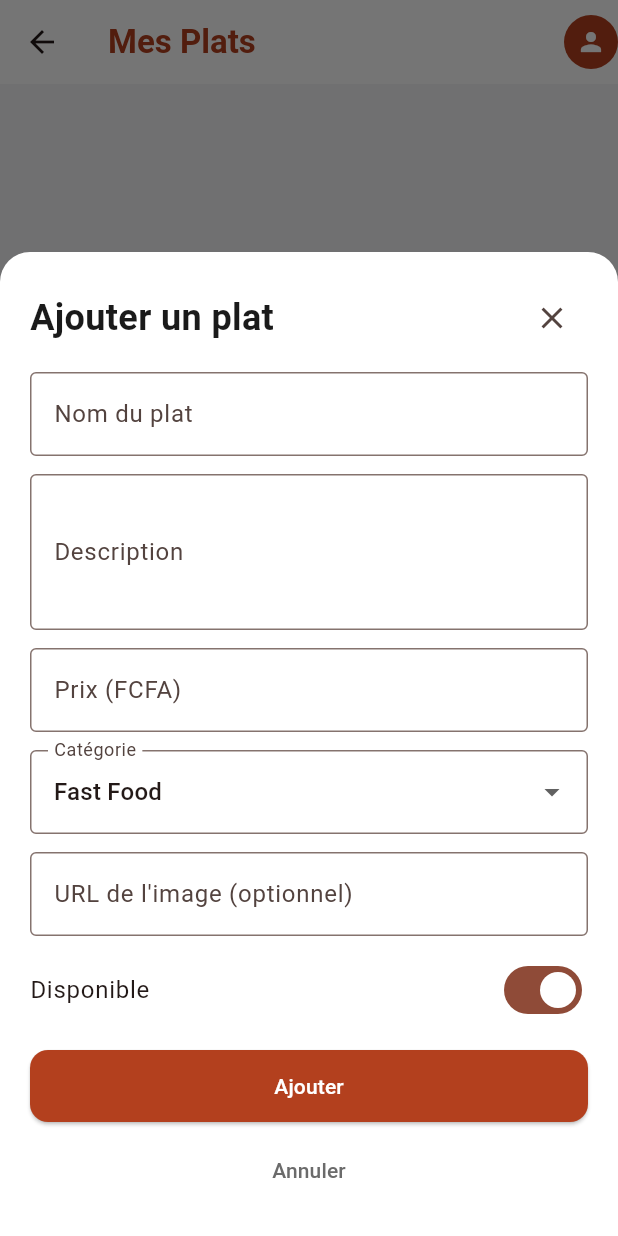
After one commit to DavFilsDev/quick-eat-app, a Flutter app: the MerchantMenuScreen screen opened by its route, after a tap on the "add" icon, on a phone screen of 412 x 824 dp. The commit adds this screen. Run offline on Flutter 3.47's test engine with Material 3 defaults, Android fonts, the phone set to English and light mode, and no system bars; our stand-ins replace cached_network_image, cloud_firestore, firebase_auth, firebase_core; accounts and stored records are empty.

Commit message:
feat(menu): add menu management widgets and merchant screen

```diff
--- a/lib/features/menu_management/presentation/screens/merchant_menu_screen.dart
+++ b/lib/features/menu_management/presentation/screens/merchant_menu_screen.dart
@@ -1,12 +1,160 @@
+import 'package:firebase_auth/firebase_auth.dart';
 import 'package:flutter/material.dart';
+import 'package:provider/provider.dart';
 
-import '../../../../core/widgets/screen_placeholder.dart';
+import '../../../../core/constants/app_colors.dart';
+import '../../../../core/constants/app_text_styles.dart';
+import '../../../../core/widgets/quick_eat_app_bar.dart';
+import '../../../../data/repositories/menu_repository.dart';
+import '../../../../models/food_model.dart';
+import '../controllers/menu_management_controller.dart';
+import '../widgets/menu_form_dialog.dart';
+import '../widgets/menu_item_tile.dart';
 
-class MerchantMenuScreen extends StatelessWidget {
+class MerchantMenuScreen extends StatefulWidget {
   const MerchantMenuScreen({super.key});
 
   @override
+  State<MerchantMenuScreen> createState() => _MerchantMenuScreenState();
+}
+
+class _MerchantMenuScreenState extends State<MerchantMenuScreen> {
+  late final MenuManagementController _controller;
+
+  @override
+  void initState() {
+    super.initState();
+    _controller = MenuManagementController(
+      menuRepository: FirestoreMenuRepository(),
+      idCommercant: FirebaseAuth.instance.currentUser?.uid ?? '',
+    )..startListening();
+  }
+
+  @override
+  void dispose() {
+    _controller.dispose();
+    super.dispose();
+  }
+
+  Future<void> _ajouter() async {
+    final succes = await MenuFormDialog.show(context, controller: _controller);
+    if (succes && mounted) _afficherMessage('Plat ajouté avec succès.');
+  }
+
+  Future<void> _editer(FoodModel plat) async {
+    final succes = await MenuFormDialog.show(
+      context,
+      controller: _controller,
+      plat: plat,
+    );
+    if (succes && mounted) _afficherMessage('Plat modifié avec succès.');
+  }
+
+  Future<void> _basculer(FoodModel plat, bool disponible) async {
+    final succes = await _controller.basculerDisponibilite(plat, disponible);
+    if (!mounted) return;
+    _afficherMessage(
+      succes
+          ? 'Disponibilité mise à jour.'
+          : (_controller.errorMessage ?? 'Une erreur est survenue.'),
+    );
+  }
+
+  Future<void> _supprimer(FoodModel plat) async {
+    final confirme = await showDialog<bool>(
+      context: context,
+      builder: (dialogContext) => AlertDialog(
+        title: const Text('Supprimer le plat'),
+        content: Text(
+          'Voulez-vous vraiment supprimer « ${plat.nom} » de votre menu ?',
+        ),
+        actions: [
+          TextButton(
+            onPressed: () => Navigator.of(dialogContext).pop(false),
+            child: const Text('Annuler'),
+          ),
+          TextButton(
+            key: const Key('confirmer_suppression_plat'),
+            onPressed: () => Navigator.of(dialogContext).pop(true),
+            style: TextButton.styleFrom(
+              foregroundColor: AppColors.statusCancelled,
+            ),
+            child: const Text('Supprimer'),
+          ),
+        ],
+      ),
+    );
+
+    if (confirme != true || !mounted) return;
+    final succes = await _controller.supprimer(plat.idFood);
+    if (!mounted) return;
+    _afficherMessage(
+      succes
+          ? 'Plat supprimé.'
+          : (_controller.errorMessage ?? 'Une erreur est survenue.'),
+    );
+  }
+
+  void _afficherMessage(String message) {
+    ScaffoldMessenger.of(context)
+        .showSnackBar(SnackBar(content: Text(message)));
+  }
+
+  @override
   Widget build(BuildContext context) {
-    return const ScreenPlaceholder(titre: 'Mes Plats');
+    return ChangeNotifierProvider.value(
+      value: _controller,
+      child: Scaffold(
+        backgroundColor: AppColors.background,
+        appBar: const QuickEatAppBar(title: 'Mes Plats'),
+        floatingActionButton: FloatingActionButton(
+          key: const Key('ajouter_plat'),
+          onPressed: _ajouter,
+          backgroundColor: AppColors.primary,
+          foregroundColor: Colors.white,
+          child: const Icon(Icons.add),
+        ),
+        body: Consumer<MenuManagementController>(
+          builder: (context, controller, _) {
+            if (controller.status == MenuManagementStatus.loading) {
+              return const Center(child: CircularProgressIndicator());
+            }
+            if (controller.status == MenuManagementStatus.error) {
+              return Center(
+                child: Text(
+                  controller.errorMessage ?? 'Erreur de chargement.',
+                  style: AppTextStyles.body,
+                ),
+              );
+            }
+            if (controller.plats.isEmpty) {
+              return const Center(
+                child: Padding(
+                  padding: EdgeInsets.all(24),
+                  child: Text(
+                    'Aucun plat dans votre menu pour le moment',
+                    textAlign: TextAlign.center,
+                    style: AppTextStyles.body,
+                  ),
+                ),
+              );
+            }
+            return ListView.builder(
+              padding: const EdgeInsets.all(16),
+              itemCount: controller.plats.length,
+              itemBuilder: (context, index) {
+                final plat = controller.plats[index];
+                return MenuItemTile(
+                  food: plat,
+                  onToggleDisponible: (valeur) => _basculer(plat, valeur),
+                  onEditer: () => _editer(plat),
+                  onSupprimer: () => _supprimer(plat),
+                );
+              },
+            );
+          },
+        ),
+      ),
+    );
   }
 }
--- /dev/null
+++ b/lib/features/menu_management/presentation/widgets/menu_form_dialog.dart
@@ -0,0 +1,294 @@
+import 'package:cached_network_image/cached_network_image.dart';
+import 'package:flutter/material.dart';
+
+import '../../../../core/constants/app_colors.dart';
+import '../../../../core/constants/app_text_styles.dart';
+import '../../../../models/food_model.dart';
+import '../controllers/menu_management_controller.dart';
+
+class MenuFormDialog extends StatefulWidget {
+  const MenuFormDialog({super.key, required this.controller, this.plat});
+
+  final MenuManagementController controller;
+  final FoodModel? plat;
+
+  static Future<bool> show(
+    BuildContext context, {
+    required MenuManagementController controller,
+    FoodModel? plat,
+  }) {
+    return showModalBottomSheet<bool>(
+      context: context,
+      isScrollControlled: true,
+      backgroundColor: AppColors.surface,
+      shape: const RoundedRectangleBorder(
+        borderRadius: BorderRadius.vertical(top: Radius.circular(20)),
+      ),
+      builder: (_) => MenuFormDialog(controller: controller, plat: plat),
+    ).then((resultat) => resultat ?? false);
+  }
+
+  @override
+  State<MenuFormDialog> createState() => _MenuFormDialogState();
+}
+
+class _MenuFormDialogState extends State<MenuFormDialog> {
+  final _formKey = GlobalKey<FormState>();
+  late final TextEditingController _nomController;
+  late final TextEditingController _descriptionController;
+  late final TextEditingController _prixController;
+  late final TextEditingController _imageUrlController;
+  late final List<String> _categories;
+  late String _categorie;
+  late bool _disponible;
+  bool _enregistrement = false;
+
+  bool get _isEdition => widget.plat != null;
+
+  @override
+  void initState() {
+    super.initState();
+    final plat = widget.plat;
+    _nomController = TextEditingController(text: plat?.nom ?? '');
+    _descriptionController = TextEditingController(
+      text: plat?.description ?? '',
+    );
+    _prixController = TextEditingController(
+      text: plat != null ? plat.prix.toStringAsFixed(0) : '',
+    );
+    _imageUrlController = TextEditingController(text: plat?.imageUrl ?? '');
+    _categories = {
+      'Fast Food',
+      'Pizza',
+      'Boisson',
+      'Snack',
+      'Salé',
+      'Sucré',
+      'Autre',
+      if (plat != null) plat.categorie,
+    }.toList();
+    _categorie = plat?.categorie ?? _categories.first;
+    _disponible = plat?.disponible ?? true;
+
+    _imageUrlController.addListener(_rafraichirApercu);
+  }
+
+  void _rafraichirApercu() => setState(() {});
+
+  @override
+  void dispose() {
+    _imageUrlController.removeListener(_rafraichirApercu);
+    _nomController.dispose();
+    _descriptionController.dispose();
+    _prixController.dispose();
+    _imageUrlController.dispose();
+    super.dispose();
+  }
+
+  Future<void> _soumettre() async {
+    if (!_formKey.currentState!.validate()) return;
+    setState(() => _enregistrement = true);
+
+    final description = _descriptionController.text.trim();
+    final imageUrl = _imageUrlController.text.trim();
+    final plat = FoodModel(
+      idFood: widget.plat?.idFood ?? '',
+      nom: _nomController.text.trim(),
+      description: description.isEmpty ? null : description,
+      prix: double.parse(_prixController.text.replaceAll(',', '.').trim()),
+      imageUrl: imageUrl.isEmpty ? null : imageUrl,
+      categorie: _categorie,
+      disponible: _disponible,
+      idCommercant: widget.plat?.idCommercant ?? '',
+    );
+
+    final succes = _isEdition
+        ? await widget.controller.modifier(plat)
+        : await widget.controller.ajouter(plat);
+
+    if (!mounted) return;
+    setState(() => _enregistrement = false);
+    if (succes) Navigator.of(context).pop(true);
+  }
+
+  String? _validerNom(String? value) {
+    if (value == null || value.trim().isEmpty) return 'Le nom est requis';
+    return null;
+  }
+
+  String? _validerPrix(String? value) {
+    if (value == null || value.trim().isEmpty) return 'Le prix est requis';
+    final prix = double.tryParse(value.replaceAll(',', '.').trim());
+    if (prix == null) return 'Prix invalide';
+    if (prix <= 0) return 'Le prix doit être supérieur à 0';
+    return null;
+  }
+
+  @override
+  Widget build(BuildContext context) {
+    return ConstrainedBox(
+      constraints: const BoxConstraints(maxWidth: 480),
+      child: Padding(
+        padding: EdgeInsets.only(
+          left: 20,
+          right: 20,
+          top: 20,
+          bottom: MediaQuery.of(context).viewInsets.bottom + 20,
+        ),
+        child: SingleChildScrollView(
+          child: Form(
+            key: _formKey,
+            child: Column(
+              mainAxisSize: MainAxisSize.min,
+              crossAxisAlignment: CrossAxisAlignment.start,
+              children: [
+                Row(
+                  children: [
+                    Expanded(
+                      child: Text(
+                        _isEdition ? 'Modifier le plat' : 'Ajouter un plat',
+                        style: AppTextStyles.heading1,
+                      ),
+                    ),
+                    IconButton(
+                      key: const Key('fermer_modale_plat'),
+                      onPressed: _enregistrement
+                          ? null
+                          : () => Navigator.of(context).pop(),
+                      icon: const Icon(Icons.close),
+                    ),
+                  ],
+                ),
+                const SizedBox(height: 12),
+                TextFormField(
+                  key: const Key('champ_nom_plat'),
+                  controller: _nomController,
+                  textCapitalization: TextCapitalization.sentences,
+                  decoration: const InputDecoration(
+                    labelText: 'Nom du plat',
+                    border: OutlineInputBorder(),
+                  ),
+                  validator: _validerNom,
+                ),
+                const SizedBox(height: 12),
+                TextFormField(
+                  key: const Key('champ_description_plat'),
+                  controller: _descriptionController,
+                  maxLines: 3,
+                  decoration: const InputDecoration(
+                    labelText: 'Description',
+                    border: OutlineInputBorder(),
+                  ),
+                ),
+                const SizedBox(height: 12),
+                TextFormField(
+                  key: const Key('champ_prix_plat'),
+                  controller: _prixController,
+                  keyboardType: const TextInputType.numberWithOptions(
+                    decimal: true,
+                  ),
+                  decoration: const InputDecoration(
+                    labelText: 'Prix (FCFA)',
+                    border: OutlineInputBorder(),
+                  ),
+                  validator: _validerPrix,
+                ),
+                const SizedBox(height: 12),
+                DropdownButtonFormField<String>(
+                  key: const Key('champ_categorie_plat'),
+                  initialValue: _categorie,
+                  decoration: const InputDecoration(
+                    labelText: 'Catégorie',
+                    border: OutlineInputBorder(),
+                  ),
+                  items: _categories
+                      .map(
+                        (categorie) => DropdownMenuItem(
+                          value: categorie,
+                          child: Text(categorie),
+                        ),
+                      )
+                      .toList(),
+                  onChanged: (valeur) {
+                    if (valeur != null) setState(() => _categorie = valeur);
+                  },
+                ),
+                const SizedBox(height: 12),
+                TextFormField(
+                  key: const Key('champ_image_plat'),
+                  controller: _imageUrlController,
+                  decoration: const InputDecoration(
+                    labelText: "URL de l'image (optionnel)",
+                    border: OutlineInputBorder(),
+                  ),
+                ),
+                if (_imageUrlController.text.trim().isNotEmpty) ...[
+                  const SizedBox(height: 12),
+                  ClipRRect(
+                    borderRadius: BorderRadius.circular(10),
+                    child: CachedNetworkImage(
+                      imageUrl: _imageUrlController.text.trim(),
+                      height: 120,
+                      width: double.infinity,
+                      fit: BoxFit.cover,
+                      errorWidget: (context, _, _) => const SizedBox.shrink(),
+                    ),
+                  ),
+                ],
+                const SizedBox(height: 8),
+                SwitchListTile(
+                  key: const Key('champ_disponible_plat'),
+                  contentPadding: EdgeInsets.zero,
+                  title: const Text('Disponible'),
+                  value: _disponible,
+                  onChanged: (valeur) => setState(() => _disponible = valeur),
+                ),
+                const SizedBox(height: 12),
+                SizedBox(
+                  width: double.infinity,
+                  child: ElevatedButton(
+                    key: const Key('valider_plat'),
+                    onPressed: _enregistrement ? null : _soumettre,
+                    style: ElevatedButton.styleFrom(
+                      backgroundColor: AppColors.primary,
+                      foregroundColor: Colors.white,
+                      padding: const EdgeInsets.symmetric(vertical: 14),
+                      shape: RoundedRectangleBorder(
+                        borderRadius: BorderRadius.circular(12),
+                      ),
+                    ),
+                    child: _enregistrement
+                        ? const SizedBox(
+                            height: 18,
+                            width: 18,
+                            child: CircularProgressIndicator(
+                              strokeWidth: 2,
+                              color: Colors.white,
+                            ),
+                          )
+                        : Text(_isEdition ? 'Enregistrer' : 'Ajouter'),
+                  ),
+                ),
+                const SizedBox(height: 8),
+                SizedBox(
+                  width: double.infinity,
+                  child: TextButton(
+                    key: const Key('annuler_plat'),
+                    onPressed: _enregistrement
+                        ? null
+                        : () => Navigator.of(context).pop(),
+                    style: TextButton.styleFrom(
+                      foregroundColor: AppColors.textSecondary,
+                      padding: const EdgeInsets.symmetric(vertical: 12),
+                    ),
+                    child: const Text('Annuler'),
+                  ),
+                ),
+              ],
+            ),
+          ),
+        ),
+      ),
+    );
+  }
+}
```
Also changed, not shown: lib/features/menu_management/presentation/widgets/menu_item_tile.dart (added, +202 -0 lines), 1 other file.
